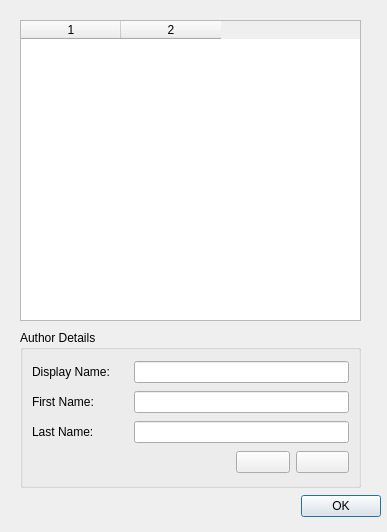
This is resources/forms/authorsdialog.ui in zonArt/openlp as Qt 5 draws it before an edit. The edited form follows.
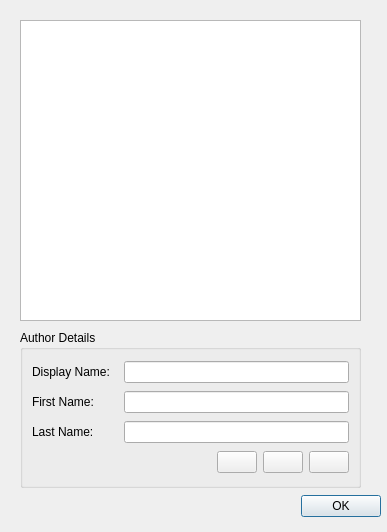
This is the edited form. Icons and pictures are not drawn.

Commit message: Update UI Fix database name retrival Use ORM for get_Authors method.

```diff
--- a/resources/forms/authorsdialog.ui
+++ b/resources/forms/authorsdialog.ui
@@ -52,7 +52,7 @@
       </property>
      </widget>
     </item>
-    <item row="0" column="1" colspan="3">
+    <item row="0" column="1" colspan="4">
      <widget class="QLineEdit" name="DisplayEdit"/>
     </item>
     <item row="1" column="0">
@@ -62,7 +62,7 @@
       </property>
      </widget>
     </item>
-    <item row="1" column="1" colspan="3">
+    <item row="1" column="1" colspan="4">
      <widget class="QLineEdit" name="FirstNameEdit"/>
     </item>
     <item row="2" column="0">
@@ -72,7 +72,7 @@
       </property>
      </widget>
     </item>
-    <item row="2" column="1" colspan="3">
+    <item row="2" column="1" colspan="4">
      <widget class="QLineEdit" name="LastNameEdit"/>
     </item>
     <item row="3" column="0" colspan="2">
@@ -88,7 +88,7 @@
       </property>
      </spacer>
     </item>
-    <item row="3" column="2">
+    <item row="3" column="3">
      <widget class="QPushButton" name="DeleteButton">
       <property name="toolTip">
        <string>Delete Author</string>
@@ -102,7 +102,7 @@
       </property>
      </widget>
     </item>
-    <item row="3" column="3">
+    <item row="3" column="4">
      <widget class="QPushButton" name="AddUpdateButton">
       <property name="toolTip">
        <string>Add Update Author</string>
@@ -116,6 +116,20 @@
       </property>
      </widget>
     </item>
+    <item row="3" column="2">
+     <widget class="QPushButton" name="ClearButton">
+      <property name="toolTip">
+       <string>Clear Selection</string>
+      </property>
+      <property name="text">
+       <string/>
+      </property>
+      <property name="icon">
+       <iconset resource="../images/openlp-2.qrc">
+        <normaloff>:/songs/song_edit.png</normaloff>:/songs/song_edit.png</iconset>
+      </property>
+     </widget>
+    </item>
    </layout>
   </widget>
   <widget class="QLabel" name="MessageLabel">
@@ -144,10 +158,14 @@
     <bool>true</bool>
    </property>
    <property name="columnCount">
-    <number>2</number>
+    <number>0</number>
    </property>
-   <column/>
-   <column/>
+   <attribute name="verticalHeaderVisible">
+    <bool>false</bool>
+   </attribute>
+   <attribute name="verticalHeaderVisible">
+    <bool>false</bool>
+   </attribute>
   </widget>
  </widget>
  <resources>
```
Left out of the diff: 3 changed lines with no effect on the pictures. The commit also changes 7 other files.
